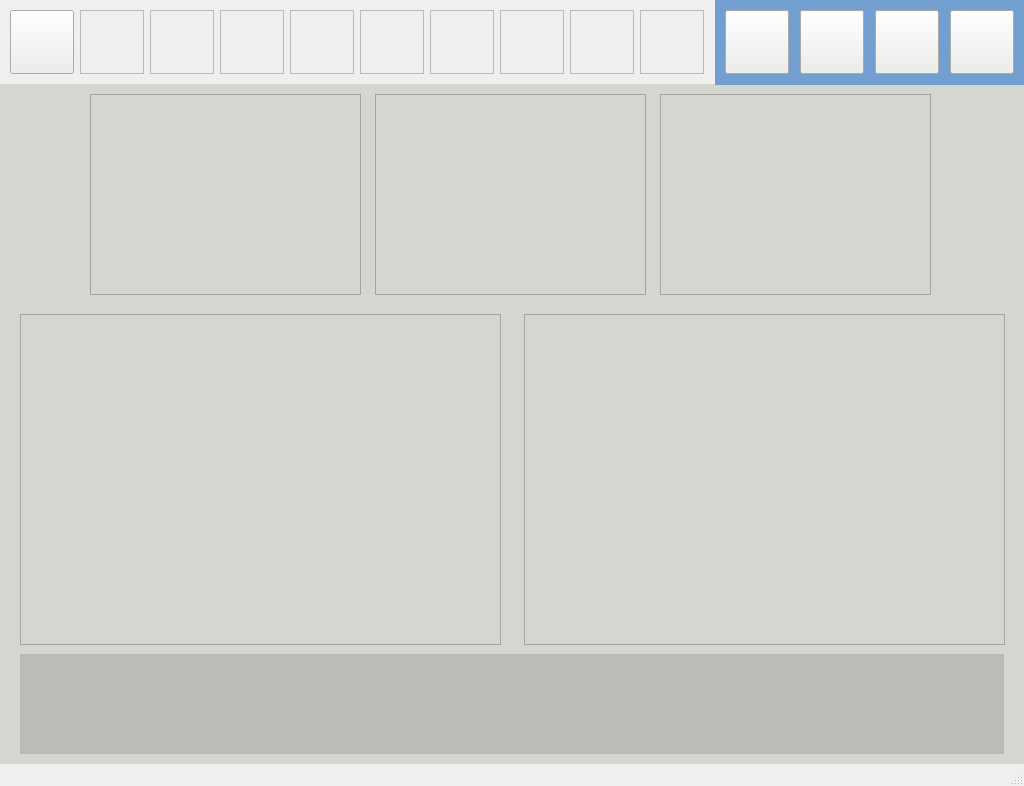
Old version of the form mainwindow.ui in the repository kartikeya8973/emu_hmi_app.
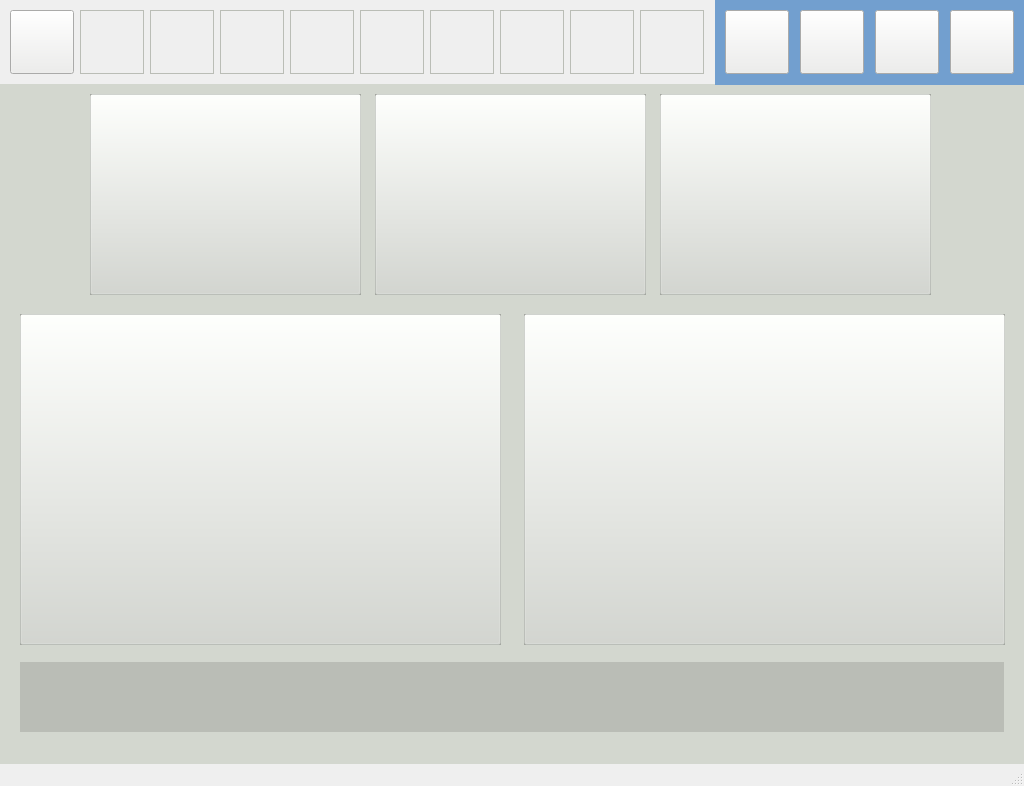
New version of the form. The open tabs and pages were chosen to show the change. Icons and pictures are not drawn.

```diff
--- a/mainwindow.ui
+++ b/mainwindow.ui
@@ -422,9 +422,9 @@
       <property name="geometry">
        <rect>
         <x>20</x>
-        <y>570</y>
+        <y>578</y>
         <width>984</width>
-        <height>100</height>
+        <height>70</height>
        </rect>
       </property>
       <property name="styleSheet">
@@ -528,6 +528,22 @@
       <property name="frameShadow">
        <enum>QFrame::Raised</enum>
       </property>
+      <widget class="QPushButton" name="pushButton_frame_1">
+       <property name="geometry">
+        <rect>
+         <x>0</x>
+         <y>0</y>
+         <width>271</width>
+         <height>201</height>
+        </rect>
+       </property>
+       <property name="styleSheet">
+        <string notr="true">background-color: rgb(211, 215, 207,0);</string>
+       </property>
+       <property name="text">
+        <string/>
+       </property>
+      </widget>
      </widget>
      <widget class="QFrame" name="frame_2">
       <property name="geometry">
@@ -547,6 +563,22 @@
       <property name="frameShadow">
        <enum>QFrame::Raised</enum>
       </property>
+      <widget class="QPushButton" name="pushButton_frame_2">
+       <property name="geometry">
+        <rect>
+         <x>0</x>
+         <y>0</y>
+         <width>271</width>
+         <height>201</height>
+        </rect>
+       </property>
+       <property name="styleSheet">
+        <string notr="true">background-color: rgb(211, 215, 207,0);</string>
+       </property>
+       <property name="text">
+        <string/>
+       </property>
+      </widget>
      </widget>
      <widget class="QFrame" name="frame_3">
       <property name="geometry">
@@ -566,6 +598,22 @@
       <property name="frameShadow">
        <enum>QFrame::Raised</enum>
       </property>
+      <widget class="QPushButton" name="pushButton_frame_3">
+       <property name="geometry">
+        <rect>
+         <x>0</x>
+         <y>0</y>
+         <width>271</width>
+         <height>201</height>
+        </rect>
+       </property>
+       <property name="styleSheet">
+        <string notr="true">background-color: rgb(211, 215, 207,0);</string>
+       </property>
+       <property name="text">
+        <string/>
+       </property>
+      </widget>
      </widget>
      <widget class="QFrame" name="frame_4">
       <property name="geometry">
@@ -585,6 +633,22 @@
       <property name="frameShadow">
        <enum>QFrame::Raised</enum>
       </property>
+      <widget class="QPushButton" name="pushButton_frame_4">
+       <property name="geometry">
+        <rect>
+         <x>0</x>
+         <y>0</y>
+         <width>481</width>
+         <height>331</height>
+        </rect>
+       </property>
+       <property name="styleSheet">
+        <string notr="true">background-color: rgb(211, 215, 207,0);</string>
+       </property>
+       <property name="text">
+        <string/>
+       </property>
+      </widget>
      </widget>
      <widget class="QFrame" name="frame_5">
       <property name="geometry">
@@ -603,6 +667,102 @@
       </property>
       <property name="frameShadow">
        <enum>QFrame::Raised</enum>
+      </property>
+      <widget class="QPushButton" name="pushButton_frame_5">
+       <property name="geometry">
+        <rect>
+         <x>0</x>
+         <y>0</y>
+         <width>481</width>
+         <height>331</height>
+        </rect>
+       </property>
+       <property name="styleSheet">
+        <string notr="true">background-color: rgb(211, 215, 207,0);</string>
+       </property>
+       <property name="text">
+        <string/>
+       </property>
+      </widget>
+     </widget>
+     <widget class="QLabel" name="label_frame_1">
+      <property name="geometry">
+       <rect>
+        <x>90</x>
+        <y>211</y>
+        <width>271</width>
+        <height>15</height>
+       </rect>
+      </property>
+      <property name="text">
+       <string/>
+      </property>
+      <property name="alignment">
+       <set>Qt::AlignCenter</set>
+      </property>
+     </widget>
+     <widget class="QLabel" name="label_frame_2">
+      <property name="geometry">
+       <rect>
+        <x>375</x>
+        <y>211</y>
+        <width>271</width>
+        <height>15</height>
+       </rect>
+      </property>
+      <property name="text">
+       <string/>
+      </property>
+      <property name="alignment">
+       <set>Qt::AlignCenter</set>
+      </property>
+     </widget>
+     <widget class="QLabel" name="label_frame_3">
+      <property name="geometry">
+       <rect>
+        <x>660</x>
+        <y>211</y>
+        <width>271</width>
+        <height>15</height>
+       </rect>
+      </property>
+      <property name="text">
+       <string/>
+      </property>
+      <property name="alignment">
+       <set>Qt::AlignCenter</set>
+      </property>
+     </widget>
+     <widget class="QLabel" name="label_frame_4">
+      <property name="geometry">
+       <rect>
+        <x>20</x>
+        <y>561</y>
+        <width>481</width>
+        <height>15</height>
+       </rect>
+      </property>
+      <property name="text">
+       <string/>
+      </property>
+      <property name="alignment">
+       <set>Qt::AlignCenter</set>
+      </property>
+     </widget>
+     <widget class="QLabel" name="label_frame_5">
+      <property name="geometry">
+       <rect>
+        <x>524</x>
+        <y>561</y>
+        <width>481</width>
+        <height>15</height>
+       </rect>
+      </property>
+      <property name="text">
+       <string/>
+      </property>
+      <property name="alignment">
+       <set>Qt::AlignCenter</set>
       </property>
      </widget>
     </widget>
```
Left out of the diff: 396 changed lines with no effect on the pictures.
